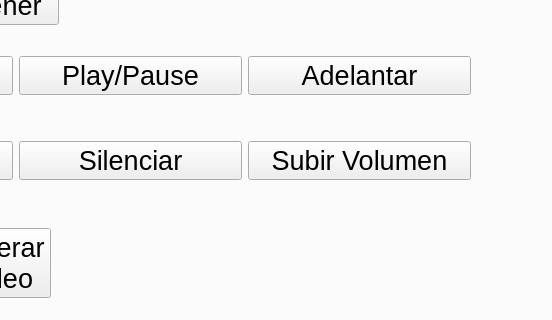
The window that ProyectoQT/Interfaz_Digital_SIgnage_USM/mainwindow.ui (seba-saca/Digital_Signage_USM) describes before a commit, drawn with Qt 5; both pictures show x 622 to 1174 and y 249 to 569 of the 1280 by 720 pixel window.
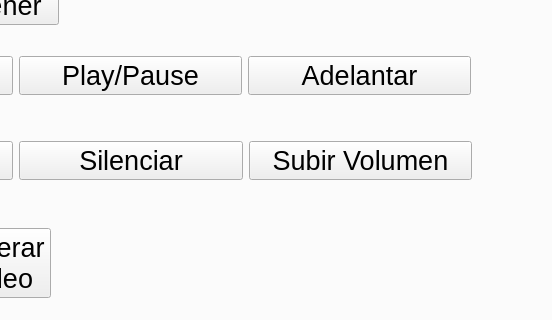
The same window after the commit. Icons and pictures are not drawn.

Patch:
```diff
--- a/ProyectoQT/Interfaz_Digital_SIgnage_USM/mainwindow.ui
+++ b/ProyectoQT/Interfaz_Digital_SIgnage_USM/mainwindow.ui
@@ -183,7 +183,7 @@
        </item>
       </layout>
      </widget>
-     <widget class="QWidget" name="">
+     <widget class="QWidget" name="layoutWidget">
       <property name="geometry">
        <rect>
         <x>410</x>
@@ -258,12 +258,12 @@
        </item>
       </layout>
      </widget>
-     <widget class="QWidget" name="">
+     <widget class="QWidget" name="layoutWidget">
       <property name="geometry">
        <rect>
         <x>410</x>
         <y>260</y>
-        <width>681</width>
+        <width>682</width>
         <height>68</height>
        </rect>
       </property>
@@ -333,7 +333,7 @@
        </item>
       </layout>
      </widget>
-     <widget class="QWidget" name="">
+     <widget class="QWidget" name="layoutWidget">
       <property name="geometry">
        <rect>
         <x>410</x>
@@ -372,7 +372,7 @@
        </item>
       </layout>
      </widget>
-     <widget class="QWidget" name="">
+     <widget class="QWidget" name="layoutWidget">
       <property name="geometry">
        <rect>
         <x>410</x>
```
Left out of the diff: 2 changed lines with no effect on the pictures.
